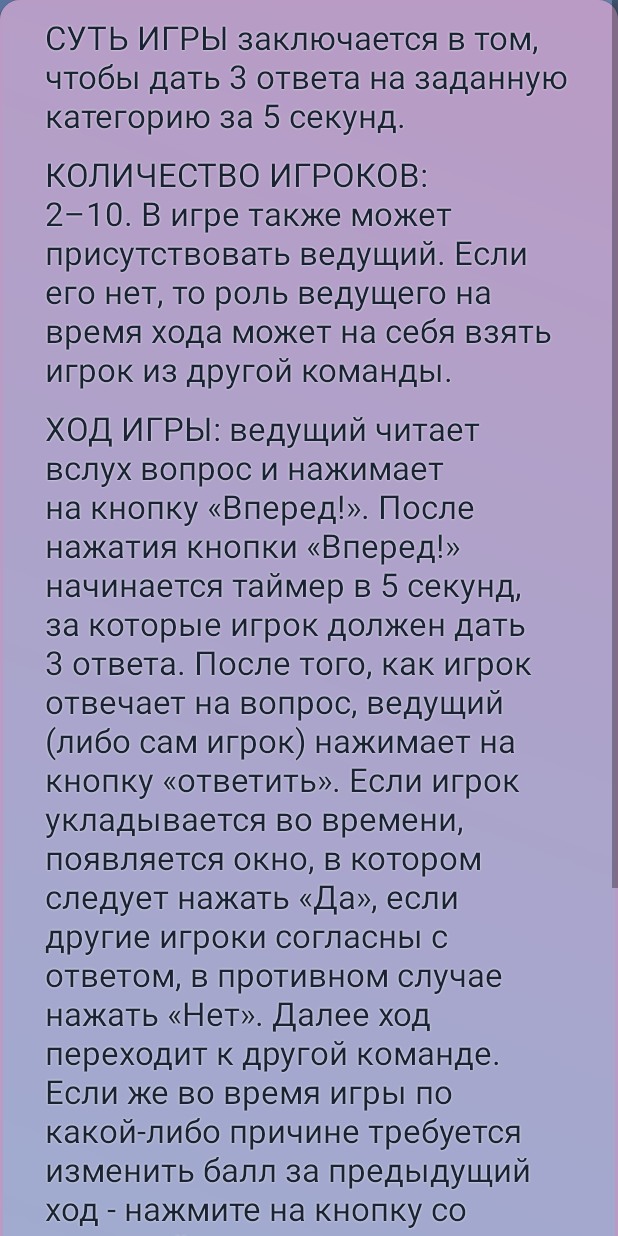
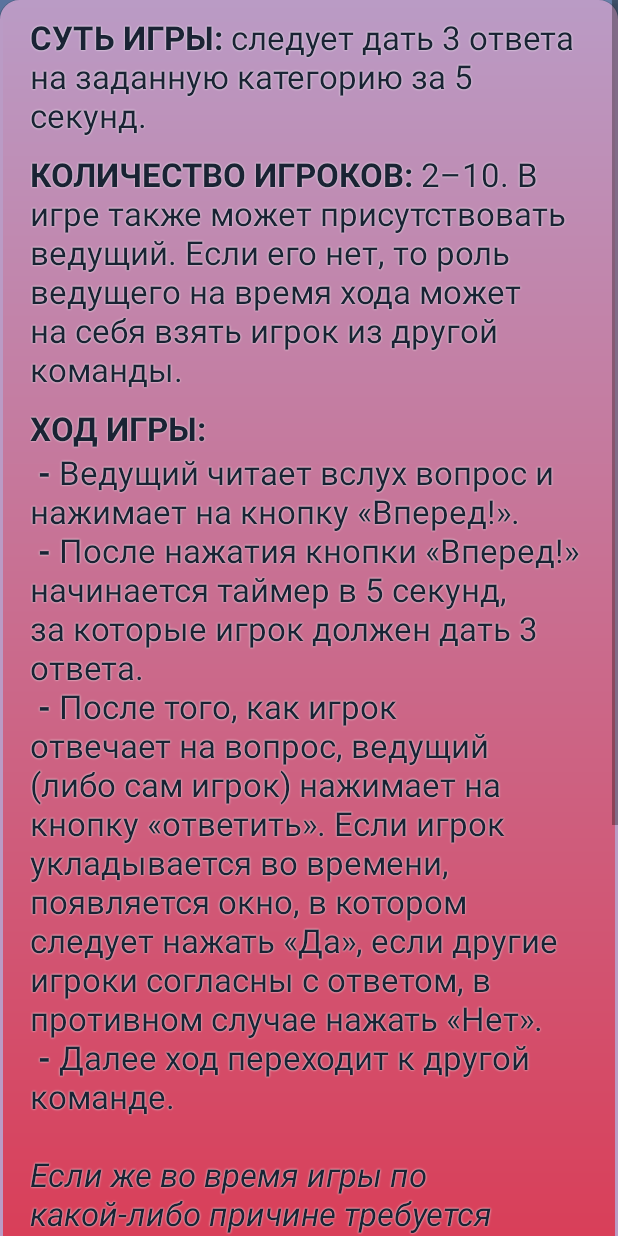
Before and after one commit to ETS-Android3/FiveSecondsRule, an Android app: the screen it shows after launch (MainActivity), after a tap on "ПРАВИЛА", on a phone screen of 412 x 824 dp. Run offline under Robolectric (Android 15) with nearby library versions, the phone set to English and light mode, and no system bars; Roboto replaces fonts that are not available here.

Commit message:
change layout

```diff
--- a/app/src/main/res/drawable/rounded_corner_view.xml
+++ b/app/src/main/res/drawable/rounded_corner_view.xml
@@ -10,8 +10,8 @@
 
     <gradient
         android:type="linear"
-        android:angle="45"
-        android:startColor="@color/mainColor"
+        android:angle="90"
+        android:startColor="#E81123"
         android:endColor="@color/pink" />
 
 </shape>
--- a/app/src/main/res/layout-large/activity_teams.xml
+++ b/app/src/main/res/layout-large/activity_teams.xml
@@ -10,8 +10,8 @@
     <Button
         android:id="@+id/button7"
         android:layout_width="150dp"
-        android:layout_height="56dp"
-        android:background="@color/lightAccent"
+        android:layout_height="80dp"
+        android:background="@drawable/rounded_button"
         android:text="@string/OK"
         android:textColor="@color/darkAccent"
         android:textSize="26sp"
@@ -59,6 +59,6 @@
         app:layout_constraintBottom_toBottomOf="parent"
         app:layout_constraintEnd_toEndOf="parent"
         app:layout_constraintStart_toStartOf="parent"
-        android:background="@color/lightAccent"
+        android:background="@drawable/rounded_button"
         android:textColor="@color/darkAccent"/>
 </androidx.constraintlayout.widget.ConstraintLayout>
--- a/app/src/main/res/layout-large/popup_window.xml
+++ b/app/src/main/res/layout-large/popup_window.xml
@@ -75,6 +75,19 @@
             android:textColor="@color/darkAccent"
             android:textSize="28sp" />
 
+        <Button
+            android:id="@+id/button9"
+            android:layout_below="@+id/text_of_rules_end"
+            android:layout_centerHorizontal="true"
+            android:layout_marginBottom="20dp"
+            android:textSize="26sp"
+            android:layout_width="150dp"
+            android:layout_height="80dp"
+            android:background="@drawable/rounded_button"
+            android:text="@string/Back"
+            android:textColor="@color/darkAccent"
+            />
+
     </RelativeLayout>
     </ScrollView>
 </androidx.constraintlayout.widget.ConstraintLayout>
--- a/app/src/main/res/layout/popup_window.xml
+++ b/app/src/main/res/layout/popup_window.xml
@@ -15,8 +15,8 @@
                 android:layout_width="wrap_content"
                 android:layout_height="wrap_content"
                 android:layout_marginTop="10dp"
-                android:layout_marginLeft="30dp"
-                android:layout_marginRight="30dp"
+                android:layout_marginLeft="20dp"
+                android:layout_marginRight="20dp"
                 android:text="@string/FullRules"
                 android:textSize="22sp"
                 android:textColor="@color/darkAccent"
@@ -31,8 +31,8 @@
                 android:layout_height="wrap_content"
                 android:layout_below="@+id/text_of_rules"
                 android:layout_marginTop="10dp"
-                android:layout_marginLeft="30dp"
-                android:layout_marginRight="30dp"
+                android:layout_marginLeft="20dp"
+                android:layout_marginRight="20dp"
                 android:shadowColor="#FFFFFF"
                 android:shadowDx="0.0"
                 android:shadowDy="0.0"
@@ -47,8 +47,8 @@
                 android:layout_height="wrap_content"
                 android:layout_below="@+id/text_of_rules_players"
                 android:layout_marginTop="10dp"
-                android:layout_marginLeft="30dp"
-                android:layout_marginRight="30dp"
+                android:layout_marginLeft="20dp"
+                android:layout_marginRight="20dp"
                 android:shadowColor="#FFFFFF"
                 android:shadowDx="0.0"
                 android:shadowDy="0.0"
@@ -63,8 +63,8 @@
                 android:layout_height="wrap_content"
                 android:layout_below="@+id/text_of_rules_main"
                 android:layout_marginTop="10dp"
-                android:layout_marginLeft="30dp"
-                android:layout_marginRight="30dp"
+                android:layout_marginLeft="20dp"
+                android:layout_marginRight="20dp"
                 android:layout_marginBottom="10dp"
                 android:shadowColor="#FFFFFF"
                 android:shadowDx="0.0"
--- a/app/src/main/res/values/colors.xml
+++ b/app/src/main/res/values/colors.xml
@@ -8,4 +8,5 @@
     <color name="darkAccent">#1A2334</color>
     <color name="mint">#65C1BD</color>
     <color name="pink">#BA9BC5</color>
+    <color name="pink2">#DBC4E3</color>
 </resources>
--- a/app/src/main/res/values/strings.xml
+++ b/app/src/main/res/values/strings.xml
@@ -17,13 +17,12 @@
     <string name="Back">Назад</string>
     <string name="Rules">Правила</string>
     <string name="EnterText">Введите название команды</string>
-    <string name="FullRules">СУТЬ ИГРЫ заключается в том, чтобы дать 3 ответа на заданную категорию за 5 секунд.</string>
-    <string name="RulesPlayers">КОЛИЧЕСТВО ИГРОКОВ: 2–10. В игре также может присутствовать ведущий. Если его нет, то роль ведущего на время хода может на себя взять игрок из другой команды.</string>
-    <string name="RulesMain">ХОД ИГРЫ: ведущий читает вслух вопрос и нажимает на кнопку «Вперед!». После нажатия кнопки «Вперед!»
-    начинается таймер в 5 секунд, за которые игрок должен дать 3 ответа. После того, как игрок отвечает на вопрос, ведущий (либо сам игрок) нажимает на кнопку «ответить».
-    Если игрок укладывается во времени, появляется окно, в котором следует нажать «Да», если другие игроки согласны с ответом,
-    в противном случае нажать «Нет». Далее ход переходит к другой команде. Если же во время игры по какой-либо причине требуется изменить балл за предыдущий ход - нажмите на кнопку со стрелкой.
-    </string>
-    <string name="RulesEnd">КОНЕЦ: Игра заканчивается, когда набирается нужное количество очков. В игре "1 на 1" - количество очков - 10.
-        Максимальное количество допустимых команд - 10, максимальное количество очков - 30.</string>
+    <string name="FullRules"><b>СУТЬ ИГРЫ:</b> следует дать 3 ответа на заданную категорию за 5 секунд.</string>
+    <string name="RulesPlayers"><b>КОЛИЧЕСТВО ИГРОКОВ:</b> 2–10. В игре также может присутствовать ведущий. Если его нет, то роль ведущего на время хода может на себя взять игрок из другой команды.</string>
+    <string name="RulesMain"><b>ХОД ИГРЫ:</b>\n <b>-</b> Ведущий читает вслух вопрос и нажимает на кнопку «Вперед!».\n
+        <b>-</b> После нажатия кнопки «Вперед!» начинается таймер в 5 секунд, за которые игрок должен дать 3 ответа.\n
+        <b>-</b> После того, как игрок отвечает на вопрос, ведущий (либо сам игрок) нажимает на кнопку «ответить». Если игрок укладывается во времени, появляется окно, в котором следует нажать «Да», если другие игроки согласны с ответом, в противном случае нажать «Нет».\n
+        <b>-</b> Далее ход переходит к другой команде.\n\n<i>Если же во время игры по какой-либо причине требуется изменить балл за предыдущий ход - нажмите на кнопку со стрелкой.</i></string>
+    <string name="RulesEnd"><b>КОНЕЦ:</b> Игра заканчивается, когда набирается нужное количество очков.\n\n<b>-</b><i> В игре "1 на 1" - количество очков - 10.</i>\n
+        <b>-</b><i>В командной игре максимальное количество допустимых команд - 10, максимальное количество очков - 30.</i></string>
 </resources>
```
